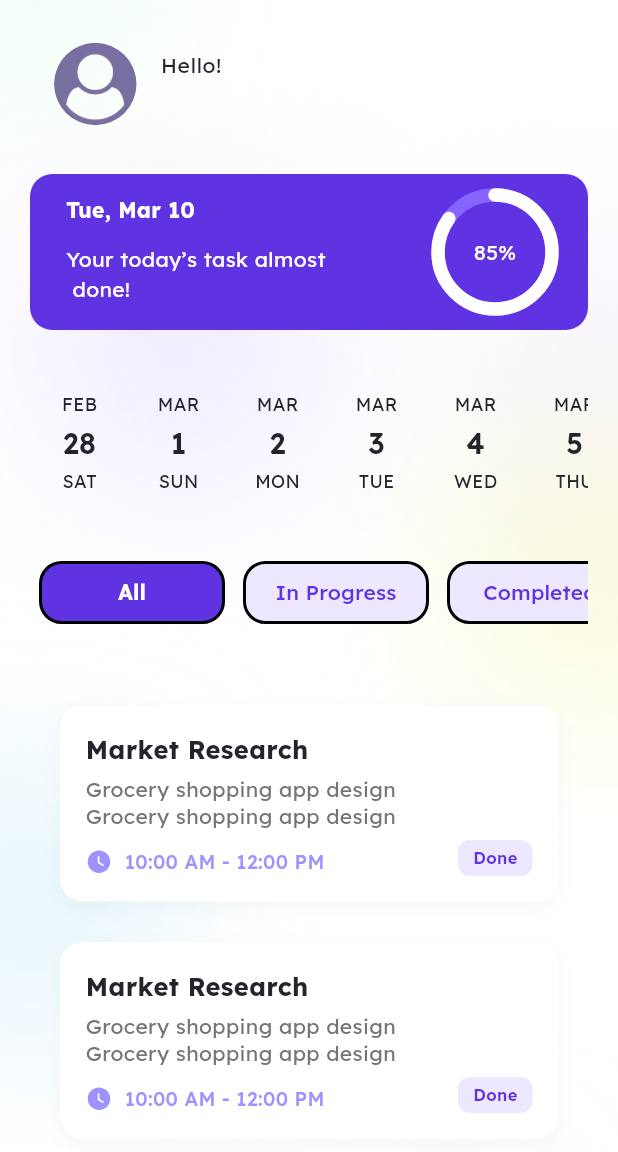
After one commit to mohamed12mosaad/taskati_app, a Flutter app: the HomeScreen screen opened directly, on a phone screen of 412 x 824 dp. The commit adds this screen. Shown: the top 1152 px of the screen. Run offline on Flutter 3.47's test engine with Material 3 defaults, Android fonts, the phone set to English and light mode, and no system bars; drawn by our look-alikes of buttons_tabbar, date_picker_timeline; our stand-ins replace flutter_svg, gap, image_picker, lottie, pinput, shared_preferences; accounts and stored records are empty.

Commit message:
update commit

```diff
--- /dev/null
+++ b/devtools_options.yaml
@@ -0,0 +1,3 @@
+description: This file stores settings for Dart & Flutter DevTools.
+documentation: https://docs.flutter.dev/tools/devtools/extensions#configure-extension-enablement-states
+extensions:
--- /dev/null
+++ b/lib/core/services/shared_pref.dart
@@ -0,0 +1,33 @@
+import 'package:shared_preferences/shared_preferences.dart';
+
+abstract class SharedPref {
+  static late SharedPreferences _prefs;
+  static String namekey = 'name';
+  static String imagekey = 'image';
+  static String isUploadedKey = 'isLogin';
+
+  static Future<void> init() async {
+    _prefs = await SharedPreferences.getInstance();
+  }
+
+  static Future<void> setUserData(String name, String image) async {
+    await setString(namekey, name);
+    await setString(imagekey, image);
+  }
+
+  static Future<void> setString(String key, String value) async {
+    await _prefs.setString(key, value);
+  }
+
+  static String getString(String key) {
+    return _prefs.getString(key) ?? '';
+  }
+
+  static Future<void> setBool(String key, bool value) async {
+    await _prefs.setBool(key, value);
+  }
+
+  static bool getBool(String key) {
+    return _prefs.getBool(key) ?? false;
+  }
+}
--- a/lib/feature/complete_profile/page/complete_profile_screen.dart
+++ b/lib/feature/complete_profile/page/complete_profile_screen.dart
@@ -3,6 +3,8 @@ import 'package:flutter/material.dart';
 import 'package:gap/gap.dart';
 import 'package:image_picker/image_picker.dart';
 import 'package:taskati_app/core/constants/app_image.dart';
+import 'package:taskati_app/core/constants/functions/navigations.dart';
+import 'package:taskati_app/core/services/shared_pref.dart';
 import 'package:taskati_app/core/styles/colors.dart';
 import 'package:taskati_app/core/styles/text_style.dart';
 import 'package:taskati_app/core/styles/widgets/custem_text_form_fielf.dart';
@@ -10,6 +12,7 @@ import 'package:taskati_app/core/styles/widgets/custome_svg_picture.dart';
 import 'package:taskati_app/core/styles/widgets/dialogs.dart';
 import 'package:taskati_app/core/styles/widgets/main_button.dart';
 import 'package:taskati_app/core/styles/widgets/tab_button.dart';
+import 'package:taskati_app/feature/home/pages/home_screen.dart';
 
 class CompleteProfileScreen extends StatefulWidget {
   const CompleteProfileScreen({super.key});
@@ -153,9 +156,11 @@ class _CompleteProfileScreenState extends State<CompleteProfileScreen> {
         padding: const EdgeInsets.fromLTRB(22, 5, 22, 30),
         child: MainButton(
           text: "Let's Start !",
-          onPress: () {
+          onPress: () async {
             if (path != null && controller.text.isNotEmpty) {
-              // navigate to next screen
+              await SharedPref.setString(controller.text, path!);
+              await SharedPref.setBool(SharedPref.isUploadedKey, true);
+              pushReplacementTo(context, HomeScreen());
             } else if (path == null && controller.text.isNotEmpty) {
               showErrorDialog(context, 'Select profile image');
             } else if (path != null && controller.text.isEmpty) {
--- /dev/null
+++ b/lib/feature/home/pages/home_screen.dart
@@ -0,0 +1,144 @@
+import 'package:buttons_tabbar/buttons_tabbar.dart';
+import 'package:date_picker_timeline/date_picker_widget.dart';
+import 'package:flutter/material.dart';
+import 'package:gap/gap.dart';
+import 'package:taskati_app/core/styles/colors.dart';
+import 'package:taskati_app/core/styles/text_style.dart';
+import 'package:taskati_app/feature/home/widgets/home_header.dart';
+import 'package:taskati_app/feature/home/widgets/task_item.dart';
+import 'package:taskati_app/feature/home/widgets/tody_progress.dart';
+
+class HomeScreen extends StatefulWidget {
+  const HomeScreen({super.key});
+
+  @override
+  State<HomeScreen> createState() => _HomeScreenState();
+}
+
+class _HomeScreenState extends State<HomeScreen> {
+  final DatePickerController controller = DatePickerController();
+  @override
+  void initState() {
+    super.initState();
+    Future.delayed(const Duration(seconds: 2), () {
+      controller.animateToSelection();
+    });
+  }
+
+  @override
+  Widget build(BuildContext context) {
+    return DefaultTabController(
+      length: 3,
+      child: Scaffold(
+        body: SafeArea(
+          child: Padding(
+            padding: const EdgeInsets.all(20),
+            child: Column(
+              children: [
+                HomeHeader(),
+                Gap(24),
+                TodyProgress(),
+                Gap(30),
+                DatePicker(
+                  DateTime.now().subtract(Duration(days: 10)),
+                  height: 90,
+                  initialSelectedDate: DateTime.now(),
+                  controller: controller,
+                  selectionColor: AppColors.primaryColor,
+                  selectedTextColor: Colors.white,
+                  dateTextStyle: AppTextStyles.title.copyWith(
+                    fontWeight: FontWeight.w600,
+                  ),
+                  monthTextStyle: AppTextStyles.caption2,
+                  dayTextStyle: AppTextStyles.caption2,
+                  onDateChange: (date) {},
+                ),
+                Gap(32),
+                ButtonsTabBar(
+                  backgroundColor: AppColors.primaryColor,
+                  borderWidth: 2,
+                  borderColor: Colors.black,
+                  unselectedBackgroundColor: AppColors.accentColor,
+                  labelStyle: AppTextStyles.caption1.copyWith(
+                    color: AppColors.whiteColor,
+                    fontWeight: FontWeight.bold,
+                  ),
+                  unselectedLabelStyle: AppTextStyles.caption1.copyWith(
+                    color: AppColors.primaryColor,
+                  ),
+                  contentCenter: true,
+                  radius: 15,
+                  buttonMargin: EdgeInsets.symmetric(
+                    horizontal: 6,
+                    vertical: 2,
+                  ),
+                  width: (MediaQuery.sizeOf(context).width - 40) / 3,
+                  tabs: [
+                    Tab(text: 'All'),
+                    Tab(text: 'In Progress'),
+                    Tab(text: 'Completed'),
+                  ],
+                ),
+                Gap(32),
+                Expanded(
+                  child: TabBarView(
+                    physics: const BouncingScrollPhysics(),
+                    children: [
+                      ListView.separated(
+                        padding: const EdgeInsets.all(20),
+                        itemCount: 3,
+                        separatorBuilder: (context, index) => const Gap(15),
+                        itemBuilder: (context, index) {
+                          return  TaskItem(
+                            title: 'Market Research',
+                            note:
+                                'Grocery shopping app design Grocery shopping app design',
+                            startTime: '10:00 AM',
+                            endTime: '12:00 PM',
+                            isCompleted: index == 2 ? false : true,
+                          );
+                        },
+                      ),
+                      // in progress
+                      ListView.separated(
+                        padding: const EdgeInsets.all(20),
+                        itemCount: 3,
+                        separatorBuilder: (context, index) => const Gap(15),
+                        itemBuilder: (context, index) {
+                          return  TaskItem(
+                            title: 'Market Research',
+                            note:
+                                'Grocery shopping app design Grocery shopping app design',
+                            startTime: '10:00 AM',
+                            endTime: '12:00 PM',
+                            isCompleted: index == 2 ? false : true,
+                          );
+                        },
+                      ),
+                      // completed
+                      ListView.separated(
+                        padding: const EdgeInsets.all(20),
+                        itemCount: 3,
+                        separatorBuilder: (context, index) => const Gap(15),
+                        itemBuilder: (context, index) {
+                          return  TaskItem(
+                            title: 'Market Research',
+                            note:
+                                'Grocery shopping app design Grocery shopping app design',
+                            startTime: '10:00 AM',
+                            endTime: '12:00 PM',
+                            isCompleted: index == 2 ? false : true,
+                          );
+                        },
+                      ),
+                    ],
+                  ),
+                ),
+              ],
+            ),
+          ),
+        ),
+      ),
+    );
+  }
+}
--- /dev/null
+++ b/lib/feature/home/widgets/home_header.dart
@@ -0,0 +1,40 @@
+import 'dart:io';
+import 'package:flutter/material.dart';
+import 'package:taskati_app/core/constants/app_image.dart';
+import 'package:taskati_app/core/services/shared_pref.dart';
+import 'package:taskati_app/core/styles/text_style.dart';
+
+class HomeHeader extends StatefulWidget {
+  const HomeHeader({super.key});
+
+  @override
+  State<HomeHeader> createState() => _HomeHeaderState();
+}
+
+class _HomeHeaderState extends State<HomeHeader> {
+  String name = '';
+  String path = '';
+  @override
+  void initState() {
+    getData();
+    super.initState();
+  }
+
+  Future<void> getData() async {
+    name =  SharedPref.getString(SharedPref.namekey);
+    path =  SharedPref.getString(SharedPref.imagekey);
+  }
+
+  @override
+  Widget build(BuildContext context) {
+    return ListTile(
+      leading: ClipOval(
+        child: path.isEmpty
+            ? Image.asset(AppImage.user, height: 55, width: 55)
+            : Image.file(File(path), height: 55, width: 55, fit: BoxFit.cover),
+      ),
+      title: Text('Hello!', style: AppTextStyles.caption1),
+      subtitle: Text(name, style: AppTextStyles.title),
+    );
+  }
+}
--- /dev/null
+++ b/lib/feature/home/widgets/task_item.dart
@@ -0,0 +1,124 @@
+import 'package:flutter/material.dart';
+import 'package:flutter_svg/svg.dart';
+import 'package:gap/gap.dart';
+import 'package:taskati_app/core/constants/app_image.dart';
+import 'package:taskati_app/core/styles/colors.dart';
+import 'package:taskati_app/core/styles/text_style.dart';
+
+class TaskItem extends StatelessWidget {
+  final String title;
+  final String note;
+  final String startTime;
+  final String endTime;
+  final bool isCompleted;
+
+  const TaskItem({
+    super.key,
+    required this.title,
+    required this.note,
+    required this.startTime,
+    required this.endTime,
+    this.isCompleted = false,
+  });
+
+  @override
+  Widget build(BuildContext context) {
+    return Container(
+      width: double.infinity,
+      padding: const EdgeInsets.all(16),
+      margin: const EdgeInsets.only(bottom: 12),
+      decoration: BoxDecoration(
+        color: AppColors.whiteColor,
+        borderRadius: BorderRadius.circular(15),
+        border: Border.all(
+          color: AppColors.whiteColor,
+          width: 1.0,
+        ),
+        boxShadow: [
+          BoxShadow(
+            color: Colors.black.withValues(alpha: 0.03),
+            spreadRadius: 0,
+            blurRadius: 10,
+            offset: const Offset(0, 4),
+          ),
+        ],
+      ),
+      child: Row(
+        crossAxisAlignment: CrossAxisAlignment.end,
+        children: [
+          Expanded(
+            child: Column(
+              crossAxisAlignment: CrossAxisAlignment.start,
+              mainAxisSize: MainAxisSize.min,
+              children: [
+                Text(
+                  title,
+                  style: AppTextStyles.title.copyWith(
+                    fontSize: 17,
+                    fontWeight: FontWeight.bold,
+                  ),
+                  maxLines: 1,
+                  overflow: TextOverflow.ellipsis,
+                ),
+                const Gap(6),
+                Text(
+                  note,
+                  style: AppTextStyles.caption1.copyWith(
+                    color: Colors.grey[600],
+                    fontSize: 14,
+                    height: 1.3,
+                  ),
+                  maxLines: 2,
+                  overflow: TextOverflow.ellipsis,
+                ),
+                const Gap(12),
+                Row(
+                  children: [
+                    SvgPicture.asset(
+                      AppImage.timeSvg,
+                      colorFilter: const ColorFilter.mode(
+                        Color(0xff9E92FF),
+                        BlendMode.srcIn,
+                      ),
+                      width: 18,
+                      height: 18,
+                    ),
+                    const Gap(8),
+                    Text(
+                      '$startTime - $endTime',
+                      style: AppTextStyles.caption2.copyWith(
+                        color: const Color(0xff9E92FF),
+                        fontSize: 13,
+                        fontWeight: FontWeight.w500,
+                      ),
+                    ),
+                  ],
+                ),
+              ],
+            ),
+          ),
+          const Gap(10),
+          Container(
+            padding: const EdgeInsets.symmetric(horizontal: 10, vertical: 4),
+            decoration: BoxDecoration(
+              color: isCompleted
+                  ? const Color(0xffEDE8FF)
+                  : const Color(0xffFFE9E1),
+              borderRadius: BorderRadius.circular(8),
+            ),
+            child: Text(
+              isCompleted ? 'Done' : 'In Progress',
+              style: AppTextStyles.caption2.copyWith(
+                color: isCompleted
+                    ? AppColors.primaryColor
+                    : const Color(0xffFF7D53),
+                fontWeight: FontWeight.w600,
+                fontSize: 11,
+              ),
+            ),
+          ),
+        ],
+      ),
+    );
+  }
+}
--- /dev/null
+++ b/lib/feature/home/widgets/tody_progress.dart
@@ -0,0 +1,73 @@
+import 'package:flutter/material.dart';
+import 'package:gap/gap.dart';
+import 'package:intl/intl.dart';
+import 'package:taskati_app/core/styles/colors.dart';
+import 'package:taskati_app/core/styles/text_style.dart';
+
+class TodyProgress extends StatelessWidget {
+  const TodyProgress({
+    super.key,
+  });
+
+  @override
+  Widget build(BuildContext context) {
+    return Container(
+      padding: EdgeInsets.symmetric(horizontal: 24, vertical: 14),
+      decoration: BoxDecoration(
+        color: AppColors.primaryColor,
+        borderRadius: BorderRadius.circular(15),
+      ),
+      child: Row(
+        crossAxisAlignment: CrossAxisAlignment.start,
+        children: [
+          Expanded(
+            child: Column(
+              crossAxisAlignment: CrossAxisAlignment.start,
+              children: [
+                Text(
+                  DateFormat.MMMEd().format(DateTime.now()),
+                  style: AppTextStyles.caption1.copyWith(
+                    fontWeight: FontWeight.bold,
+                    color: AppColors.whiteColor,
+                  ),
+                ),
+                Gap(13),
+                Text(
+                  'Your today’s task almost\n done!',
+                  style: AppTextStyles.caption1.copyWith(
+                    color: AppColors.whiteColor,
+                  ),
+                ),
+              ],
+            ),
+          ),
+          Gap(33),
+          Stack(
+            alignment: Alignment.center,
+            children: [
+              CircularProgressIndicator(
+                color: AppColors.whiteColor,
+                backgroundColor: Color(0xff8764FF),
+                value: 0.85,
+                strokeWidth: 9,
+                strokeCap: StrokeCap.round,
+                constraints: BoxConstraints(
+                  minHeight: 76,
+                  minWidth: 76,
+                  maxWidth: 76,
+                  maxHeight: 76,
+                ),
+              ),
+              Text(
+                '85%',
+                style: AppTextStyles.caption1.copyWith(
+                  color: AppColors.whiteColor,
+                ),
+              ),
+            ],
+          ),
+        ],
+      ),
+    );
+  }
+}
--- a/lib/feature/splash/splash_screen.dart
+++ b/lib/feature/splash/splash_screen.dart
@@ -2,9 +2,11 @@ import 'package:flutter/material.dart';
 import 'package:lottie/lottie.dart';
 import 'package:taskati_app/core/constants/app_image.dart';
 import 'package:taskati_app/core/constants/functions/navigations.dart';
+import 'package:taskati_app/core/services/shared_pref.dart';
 import 'package:taskati_app/core/styles/colors.dart';
 import 'package:taskati_app/core/styles/text_style.dart';
 import 'package:taskati_app/feature/complete_profile/page/complete_profile_screen.dart';
+import 'package:taskati_app/feature/home/pages/home_screen.dart';
 
 class SplashScreen extends StatefulWidget {
   const SplashScreen({super.key});
@@ -17,10 +19,14 @@ class _SplashScreenState extends State<SplashScreen> {
   @override
   void initState() {
     super.initState();
+    bool isUploaded = SharedPref.getBool(SharedPref.isUploadedKey);
     Future.delayed(Duration(seconds: 3), () {
-      pushReplacementTo(context, CompleteProfileScreen());
-    }
-  );
+      if (isUploaded){
+        pushReplacementTo(context, HomeScreen());
+      } else {
+        pushReplacementTo(context, CompleteProfileScreen());
+      }
+    });
   }
 
   @override
--- a/lib/main.dart
+++ b/lib/main.dart
@@ -1,12 +1,16 @@
 import 'dart:io';
-
 import 'package:flutter/material.dart';
+import 'package:intl/date_symbol_data_file.dart';
 import 'package:taskati_app/core/constants/app_image.dart';
+import 'package:taskati_app/core/services/shared_pref.dart';
 import 'package:taskati_app/core/styles/colors.dart';
 import 'package:taskati_app/core/styles/themes.dart';
 import 'package:taskati_app/feature/splash/splash_screen.dart';
 
-void main() {
+Future<void> main() async {
+  WidgetsFlutterBinding.ensureInitialized();
+  // initializeDateFormatting('ar');
+  await SharedPref.init();
   runApp(const MainApp());
 }
 
--- a/pubspec.yaml
+++ b/pubspec.yaml
@@ -14,6 +14,10 @@ dependencies:
   image_picker: ^1.2.1
   lottie: ^3.3.2
   pinput: ^6.0.2
+  shared_preferences: ^2.5.4
+  intl: ^0.20.2
+  date_picker_timeline: ^1.2.7
+  buttons_tabbar: ^1.3.15
 
 dev_dependencies:
   flutter_lints: ^6.0.0
```
Also changed, not shown: pubspec.lock, 2 other files.
